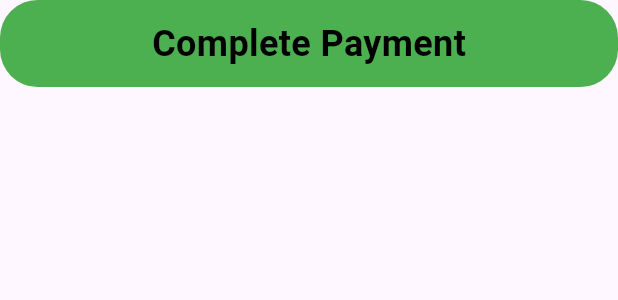
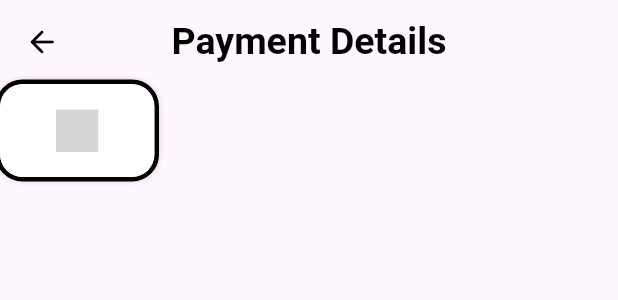
Before and after one commit to Yasmeen-aboeleneen/Flutter-Payment-Integration, a Flutter app: the CustomButton widget shown alone on an empty page, opened directly, after a tap on "Complete Payment", on a phone screen of 412 x 824 dp. Shown: the top 300 px of the screen. Run offline on Flutter 3.47's test engine with Material 3 defaults, Android fonts, the phone set to English and light mode, and no system bars; our stand-ins replace flutter_svg; grey boxes are pictures that could not be loaded.

Commit message:
Payment Details

```diff
--- a/lib/Core/Utils/Styles/Styles.dart
+++ b/lib/Core/Utils/Styles/Styles.dart
@@ -7,7 +7,7 @@ abstract class Styles {
       TextStyle(color: Colors.black, fontSize: 18, fontWeight: FontWeight.w700);
 
   static const TextStyle style20 =
-      TextStyle(color: Colors.black, fontSize: 20, fontWeight: FontWeight.w300);
+      TextStyle(color: Colors.black, fontSize: 20, fontWeight: FontWeight.w600);
   static const TextStyle style24 =
       TextStyle(color: Colors.black, fontSize: 24, fontWeight: FontWeight.w600);
 
--- /dev/null
+++ b/lib/Features/CheckOut/Presentation/Screens/Payment/payment_details.dart
@@ -0,0 +1,15 @@
+import 'package:flutter/material.dart';
+import 'package:flutter_payments/Features/CheckOut/Presentation/Screens/Payment/payment_details_body.dart';
+import 'package:flutter_payments/Features/Widgets/custom_AppBar.dart';
+
+class PaymentDetails extends StatelessWidget {
+  const PaymentDetails({super.key});
+
+  @override
+  Widget build(BuildContext context) {
+    return Scaffold(
+      appBar: BuildAppBar(title: 'Payment Details'),
+      body: const PaymentDetailsBody(),
+    );
+  }
+}
--- /dev/null
+++ b/lib/Features/CheckOut/Presentation/Screens/Payment/payment_details_body.dart
@@ -0,0 +1,44 @@
+import 'package:flutter/material.dart';
+import 'package:flutter_svg/flutter_svg.dart';
+
+class PaymentDetailsBody extends StatelessWidget {
+  const PaymentDetailsBody({super.key});
+
+  @override
+  Widget build(BuildContext context) {
+    return Column(
+      children: [
+        Container(
+          width: 103,
+          height: 62,
+          clipBehavior: Clip.antiAlias,
+          decoration: ShapeDecoration(
+              color: Colors.white,
+              shape: RoundedRectangleBorder(
+                  side: const BorderSide(
+                    width: 3,
+                    strokeAlign: BorderSide.strokeAlignOutside,
+                  ),
+                  borderRadius: BorderRadius.circular(15)),
+              shadows: const [
+                BoxShadow(
+                    color: Color.fromARGB(255, 153, 85, 64),
+                    blurRadius: 4,
+                    spreadRadius: 0,
+                    offset: Offset(0, 0))
+              ]),
+          child: Container(
+            decoration: BoxDecoration(
+                color: Colors.white, borderRadius: BorderRadius.circular(15)),
+            child: Center(
+              child: SvgPicture.asset(
+                'Assets/SVG/card.svg',
+                height: 28,
+              ),
+            ),
+          ),
+        )
+      ],
+    );
+  }
+}
--- /dev/null
+++ b/lib/Features/Widgets/custom_AppBar.dart
@@ -0,0 +1,15 @@
+import 'package:flutter/material.dart';
+
+import '../../Core/Utils/Styles/Styles.dart';
+
+AppBar BuildAppBar({required final String title}) {
+  return AppBar(
+      centerTitle: true,
+      elevation: 0,
+      backgroundColor: Colors.transparent,
+      leading: const Icon(
+        Icons.arrow_back_rounded,
+        color: Colors.black,
+      ),
+      title: Text(title, textAlign: TextAlign.center, style: Styles.style25));
+}
--- a/lib/Core/Components/custom_button.dart
+++ b/lib/Features/Widgets/custom_button.dart
@@ -15,16 +15,16 @@ class CustomButton extends StatelessWidget {
     return GestureDetector(
       onTap: onTap,
       child: Container(
-        height: 58,
-        width: double.infinity,
+        height: 55,
+        width: 198,
         decoration: BoxDecoration(
-          color: Colors.green,
+          color: const Color.fromARGB(255, 153, 85, 64),
           borderRadius: BorderRadius.circular(25),
         ),
         child: Center(
             child: Text(
           buttonName,
-          style: Styles.style24,
+          style: Styles.style20,
         )),
       ),
     );
--- a/lib/Features/Widgets/total_Price.dart
+++ b/lib/Features/Widgets/total_Price.dart
@@ -16,12 +16,12 @@ class TotalPrice extends StatelessWidget {
       children: [
         Text(
           title,
-          style: Styles.style24,
+          style: Styles.style20,
         ),
         const Spacer(),
         Text(
           value,
-          style: Styles.style24,
+          style: Styles.style20,
         )
       ],
     );
```
Also changed, not shown: lib/Features/CheckOut/Presentation/Screens/MyCartScreen.dart (+6 -13 lines), lib/Features/CheckOut/Presentation/Screens/MyCartScreenBody.dart (+18 -7 lines).
